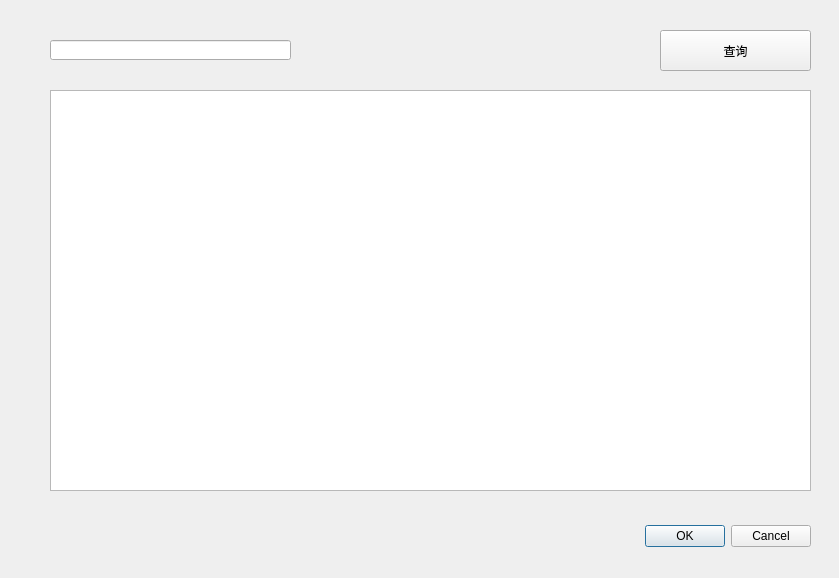
Before: the Qt Designer form Transit/changeline.ui in Nqn7mi-mylove/NJUPT-ProgramWeek, drawn with Qt 5.
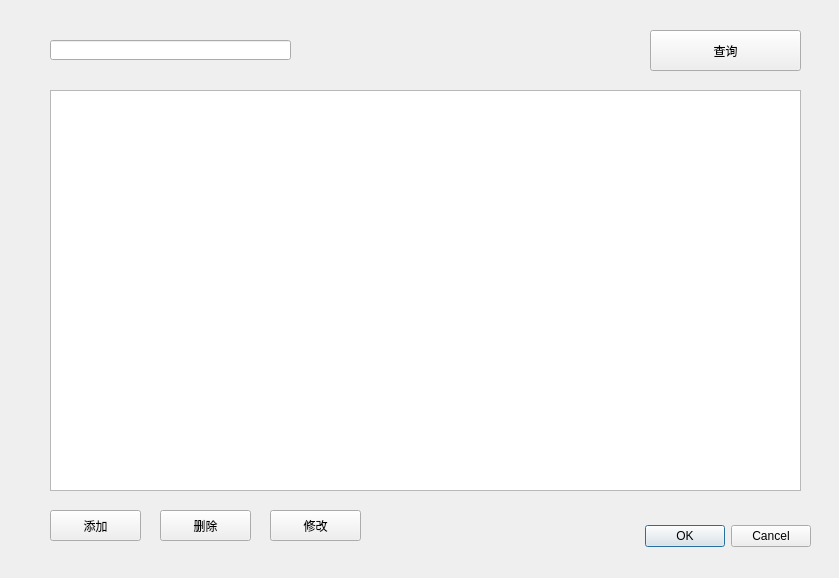
After: the same form once the commit is applied.

What changed in the file:
```diff
--- a/Transit/changeline.ui
+++ b/Transit/changeline.ui
@@ -34,7 +34,7 @@
     <rect>
      <x>50</x>
      <y>90</y>
-     <width>761</width>
+     <width>751</width>
      <height>401</height>
     </rect>
    </property>
@@ -52,7 +52,7 @@
   <widget class="QPushButton" name="pushButton">
    <property name="geometry">
     <rect>
-     <x>660</x>
+     <x>650</x>
      <y>30</y>
      <width>151</width>
      <height>41</height>
@@ -62,6 +62,48 @@
     <string>查询</string>
    </property>
   </widget>
+  <widget class="QPushButton" name="addButton">
+   <property name="geometry">
+    <rect>
+     <x>50</x>
+     <y>510</y>
+     <width>91</width>
+     <height>31</height>
+    </rect>
+   </property>
+   <property name="focusPolicy">
+    <enum>Qt::NoFocus</enum>
+   </property>
+   <property name="text">
+    <string>添加</string>
+   </property>
+  </widget>
+  <widget class="QPushButton" name="deleteButton">
+   <property name="geometry">
+    <rect>
+     <x>160</x>
+     <y>510</y>
+     <width>91</width>
+     <height>31</height>
+    </rect>
+   </property>
+   <property name="text">
+    <string>删除</string>
+   </property>
+  </widget>
+  <widget class="QPushButton" name="changeButton">
+   <property name="geometry">
+    <rect>
+     <x>270</x>
+     <y>510</y>
+     <width>91</width>
+     <height>31</height>
+    </rect>
+   </property>
+   <property name="text">
+    <string>修改</string>
+   </property>
+  </widget>
  </widget>
  <resources/>
  <connections>
```
Left out of the diff: 4 changed lines with no effect on the pictures.
